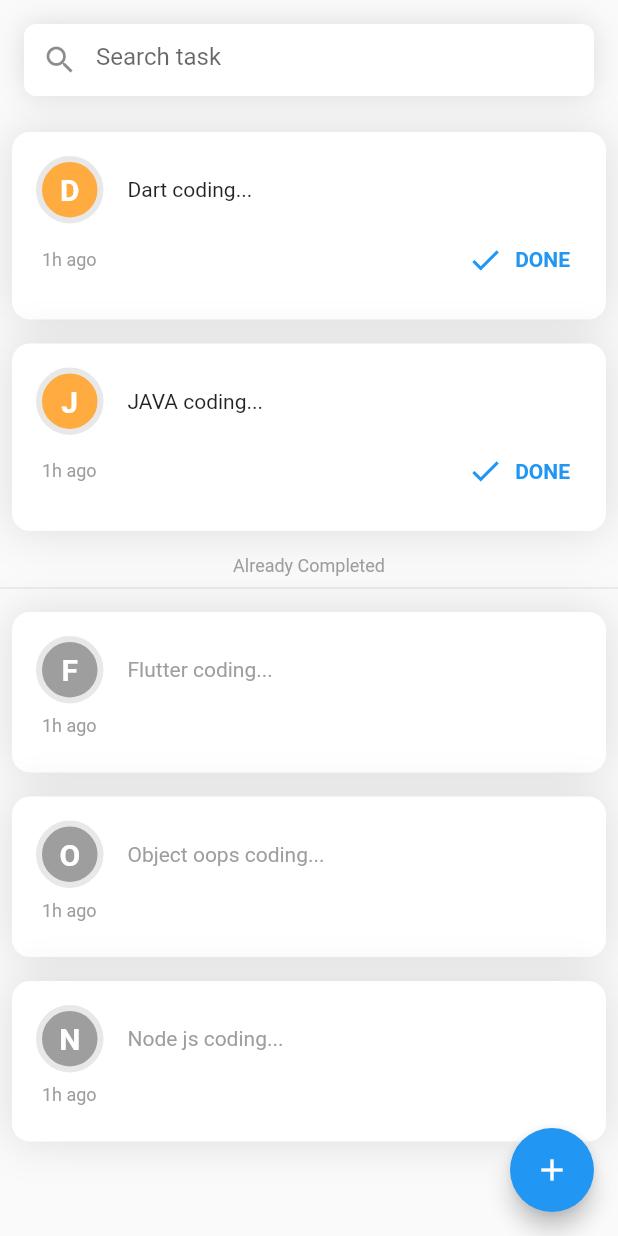
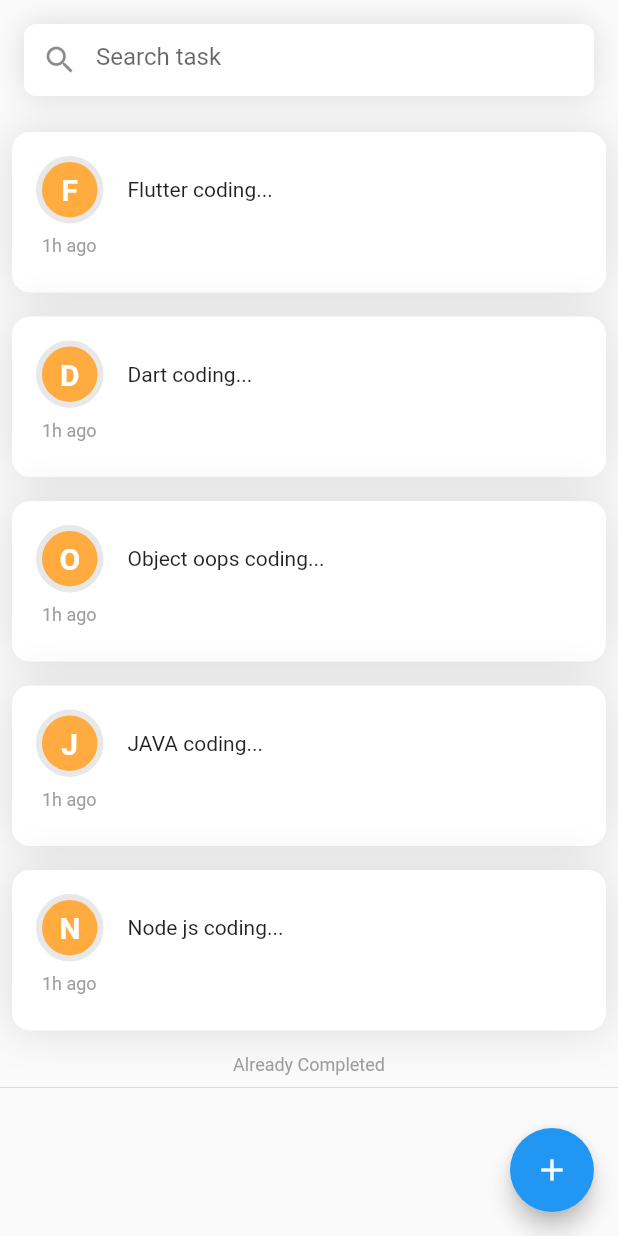
Before and after one commit to Jay-Chudasama/haveli_practice, a Flutter app: the screen it shows after launch, on a phone screen of 412 x 824 dp. Run offline on Flutter 3.47's test engine with Material 2 defaults, Android fonts, the phone set to English and light mode, and no system bars.

Commit message:
todo completed

```diff
--- a/lib/models/todo_model.dart
+++ b/lib/models/todo_model.dart
@@ -3,7 +3,7 @@ class TodoModel{
   late String _task,_symbol;
   bool _completed = false;
 
-  TodoModel(this._task,this._completed){
+  TodoModel(this._task){
     generateSymbol();
   }
 
@@ -14,6 +14,11 @@ class TodoModel{
     _symbol = _task[0];
   }
 
+
+  set completed(bool value) {
+    _completed = value;
+  }
+
   get symbol => _symbol;
 
   bool get completed => _completed;
--- a/lib/screens/home_screen.dart
+++ b/lib/screens/home_screen.dart
@@ -12,11 +12,11 @@ class HomeScreen extends StatefulWidget {
 
 class _HomeScreenState extends State<HomeScreen> {
   List<TodoModel> list = [
-    TodoModel("Flutter coding...",true),
-    TodoModel("Dart coding...",false),
-    TodoModel("Object oops coding...",true),
-    TodoModel("JAVA coding...",false),
-    TodoModel("Node js coding...",true),
+    TodoModel("Flutter coding..."),
+    TodoModel("Dart coding..."),
+    TodoModel("Object oops coding..."),
+    TodoModel("JAVA coding..."),
+    TodoModel("Node js coding..."),
   ];
 
   List<TodoModel> filterList = [];
@@ -39,7 +39,11 @@ class _HomeScreenState extends State<HomeScreen> {
               children: [
                 SizedBox(height: 80,),
 
-                ...renderlist.map((TodoModel model) => !model.completed?TodoItem(model):SizedBox()),
+                ...renderlist.map((TodoModel model) => !model.completed?TodoItem.withDone(model,(){
+                  setState(() {
+                    model.completed = true;
+                  });
+                }):SizedBox()),
 
                 if(_controller.text.isEmpty)
                ...[ SizedBox(height: 8,),
@@ -97,7 +101,11 @@ class _HomeScreenState extends State<HomeScreen> {
         ],
       ),
       floatingActionButton: FloatingActionButton(child: Icon(Icons.add),onPressed: (){
-        Navigator.push(context, MaterialPageRoute(builder: (context)=>AddTodoScreen()));
+        Navigator.push(context, MaterialPageRoute(builder: (context)=>AddTodoScreen((TodoModel model){
+          setState(() {
+            list = [model,...list];
+          });
+        })));
       },),
     );
   }
--- a/lib/widgets/todo_item.dart
+++ b/lib/widgets/todo_item.dart
@@ -1,22 +1,36 @@
 import 'package:flutter/material.dart';
 import 'package:haveliapp/models/todo_model.dart';
 
-class TodoItem extends StatelessWidget {
+class TodoItem extends StatefulWidget {
   TodoModel model;
+  bool showDone = false;
 
+  Function? onDone;
 
   TodoItem(this.model);
 
+  TodoItem.withDone(this.model,this.onDone);
+
+
+  @override
+  State<TodoItem> createState() => _TodoItemState();
+}
+
+class _TodoItemState extends State<TodoItem> {
   @override
   Widget build(BuildContext context) {
-
-
-    return  Container(
-      padding:EdgeInsets.all(16),
-      margin:EdgeInsets.all(8),
+    return GestureDetector(
+      onTap: (){
+        setState(() {
+          widget.showDone = !widget.showDone;
+        });
+      },
+      child: Container(
+        padding: EdgeInsets.all(16),
+        margin: EdgeInsets.all(8),
         decoration: BoxDecoration(
           color: Colors.white,
-        boxShadow: [BoxShadow(color: Colors.black12,blurRadius: 25)],
+          boxShadow: [BoxShadow(color: Colors.black12, blurRadius: 25)],
           borderRadius: BorderRadius.circular(12),
         ),
         child: Column(
@@ -27,35 +41,56 @@ class TodoItem extends StatelessWidget {
                   height: 45,
                   width: 45,
                   decoration: BoxDecoration(
-                    color: model.completed?Colors.grey: Colors.orangeAccent,
+                      color: widget.model.completed ? Colors.grey : Colors.orangeAccent,
                       shape: BoxShape.circle,
-                    border: Border.all(color: Color.fromRGBO(
-                        232, 232, 232, 1.0),width: 4)
-                ),
-
+                      border: Border.all(
+                          color: Color.fromRGBO(232, 232, 232, 1.0), width: 4)),
                   child: Center(
-                  child: Text(model.symbol,style: TextStyle(fontSize: 20,fontWeight: FontWeight.bold,color: Colors.white),),
+                    child: Text(
+                      widget.model.symbol,
+                      style: TextStyle(
+                          fontSize: 20,
+                          fontWeight: FontWeight.bold,
+                          color: Colors.white),
                     ),
                   ),
-              SizedBox(width: 16,),
-              Expanded(child: Text(model.task,style: TextStyle(color: model.completed?Colors.grey:null),))
+                ),
+                SizedBox(
+                  width: 16,
+                ),
+                Expanded(
+                    child: Text(
+                  widget.model.task,
+                  style: TextStyle(color: widget.model.completed ? Colors.grey : null),
+                ))
               ],
             ),
             Row(
               children: [
                 Padding(
-                padding: const EdgeInsets.symmetric(vertical: 8.0,horizontal: 4),
-                child: Text("1h ago",style: TextStyle(fontSize: 12,color: Colors.grey),),
+                  padding:
+                      const EdgeInsets.symmetric(vertical: 8.0, horizontal: 4),
+                  child: Text(
+                    "1h ago",
+                    style: TextStyle(fontSize: 12, color: Colors.grey),
+                  ),
                 ),
                 Spacer(),
-              if(!model.completed)
-              TextButton.icon(onPressed: (){
-              //  todo
-              },icon: Icon(Icons.check), label: Text("DONE",style: TextStyle(fontWeight: FontWeight.bold),))
+                if (!widget.model.completed && widget.showDone)
+                  TextButton.icon(
+                      onPressed: () {
+                        widget.onDone!();
+                      },
+                      icon: Icon(Icons.check),
+                      label: Text(
+                        "DONE",
+                        style: TextStyle(fontWeight: FontWeight.bold),
+                      ))
               ],
             )
           ],
         ),
+      ),
     );
   }
 }
```
Also changed, not shown: lib/screens/add_todo_screen.dart (+14 -2 lines). Lines whose indentation alone changed are shown as unchanged.
